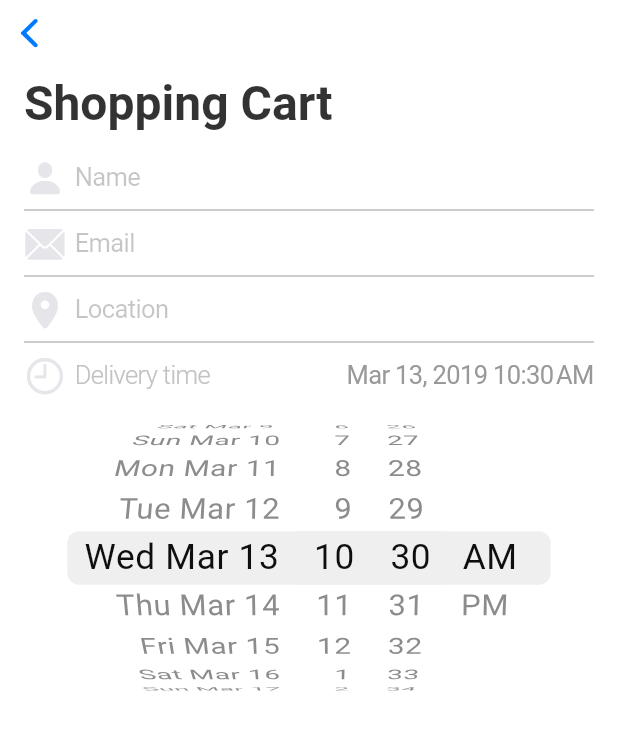
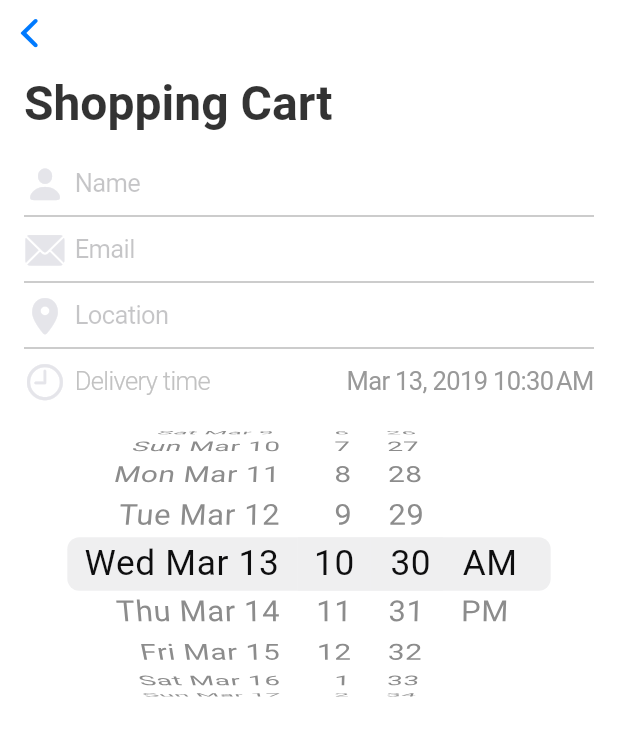
Before and after one commit to googlecodelabs/flutter-cupertino-store, a Flutter app: the ShoppingCartTab screen opened directly, after a tap on an icon or button, on a phone screen of 412 x 824 dp. Shown: the top 736 px of the screen. Run offline on Flutter 3.47's test engine with Material 2 defaults, Android fonts, the phone set to English and light mode, and no system bars.

Commit message:
SliverPadding -> SliverSafeArea, simplified SearchBar

```diff
--- a/step-06/lib/product_list_tab.dart
+++ b/step-06/lib/product_list_tab.dart
@@ -30,16 +30,9 @@ class ProductListTab extends StatelessWidget {
               CupertinoSliverNavigationBar(
                 largeTitle: const Text('Cupertino Store'),
               ),
-              SliverPadding(
-                // Top media padding consumed by CupertinoSliverNavigationBar.
-                // Left/Right media padding consumed by Tab1RowItem.
-                padding: MediaQuery.of(context)
-                    .removePadding(
-                      removeTop: true,
-                      removeLeft: true,
-                      removeRight: true,
-                    )
-                    .padding,
+              SliverSafeArea(
+                top: false,
+                minimum: const EdgeInsets.only(top: 8),
                 sliver: SliverList(
                   delegate: SliverChildBuilderDelegate(
                     (context, index) {
--- a/step-06/lib/product_row_item.dart
+++ b/step-06/lib/product_row_item.dart
@@ -34,8 +34,7 @@ class ProductRowItem extends StatelessWidget {
     final row = SafeArea(
       top: false,
       bottom: false,
-      child: Padding(
-        padding: const EdgeInsets.only(
+      minimum: const EdgeInsets.only(
         left: 16,
         top: 8,
         bottom: 8,
@@ -86,7 +85,6 @@ class ProductRowItem extends StatelessWidget {
           ),
         ],
       ),
-      ),
     );
 
     if (lastItem) {
--- a/step-06/lib/search_bar.dart
+++ b/step-06/lib/search_bar.dart
@@ -17,40 +17,28 @@ class SearchBar extends StatelessWidget {
 
   @override
   Widget build(BuildContext context) {
-    return DecoratedBox(
+    return CupertinoTextField(
       decoration: BoxDecoration(
-        color: Styles.searchBackground,
+        // color: Styles.searchBackground,
+        border: Border.all(color: CupertinoColors.inactiveGray),
         borderRadius: BorderRadius.circular(10),
       ),
-      child: Padding(
       padding: const EdgeInsets.symmetric(
         horizontal: 4,
-          vertical: 8,
+        vertical: 12,
       ),
-        child: Row(
-          children: [
-            const Icon(
+      prefix: const Padding(
+        padding:  EdgeInsets.only(left: 10),
+        child:  Icon(
           CupertinoIcons.search,
           color: Styles.searchIconColor,
         ),
-            Expanded(
-              child: CupertinoTextField(
+      ),
       controller: controller,
       focusNode: focusNode,
       style: Styles.searchText,
       cursorColor: Styles.searchCursorColor,
-              ),
-            ),
-            GestureDetector(
-              onTap: controller.clear,
-              child: const Icon(
-                CupertinoIcons.clear_thick_circled,
-                color: Styles.searchIconColor,
-              ),
-            ),
-          ],
-        ),
-      ),
+      clearButtonMode: OverlayVisibilityMode.always,
     );
   }
 }
--- a/step-06/lib/search_tab.dart
+++ b/step-06/lib/search_tab.dart
@@ -18,7 +18,6 @@ import 'model/app_state_model.dart';
 import 'model/product.dart';
 import 'product_row_item.dart';
 import 'search_bar.dart';
-import 'styles.dart';
 
 class SearchTab extends StatefulWidget {
   @override
@@ -80,11 +79,7 @@ class _SearchTabState extends State<SearchTab> {
 
     return CupertinoTabView(
       builder: (context) {
-        return DecoratedBox(
-          decoration: const BoxDecoration(
-            color: Styles.scaffoldBackground,
-          ),
-          child: SafeArea(
+        return SafeArea(
           child: Column(
             children: [
               _createSearchBox(),
@@ -95,7 +90,6 @@ class _SearchTabState extends State<SearchTab> {
               ),
             ],
           ),
-          ),
         );
       },
     );
--- a/step-06/lib/shopping_cart_tab.dart
+++ b/step-06/lib/shopping_cart_tab.dart
@@ -238,17 +238,9 @@ class _ShoppingCartTabState extends State<ShoppingCartTab> {
               CupertinoSliverNavigationBar(
                 largeTitle: const Text('Shopping Cart'),
               ),
-              SliverPadding(
-                // Top media padding consumed by
-                // CupertinoSliverNavigationBar. Left/Right media padding
-                // consumed by Tab1RowItem.
-                padding: MediaQuery.of(context)
-                    .removePadding(
-                      removeTop: true,
-                      removeLeft: true,
-                      removeRight: true,
-                    )
-                    .padding,
+              SliverSafeArea(
+                top: false,
+                minimum: const EdgeInsets.only(top: 4),
                 sliver: SliverList(
                   delegate: _buildSliverChildBuilderDelegate(model),
                 ),
```
Also changed, not shown: 21 other files. Lines whose indentation alone changed are shown as unchanged.
